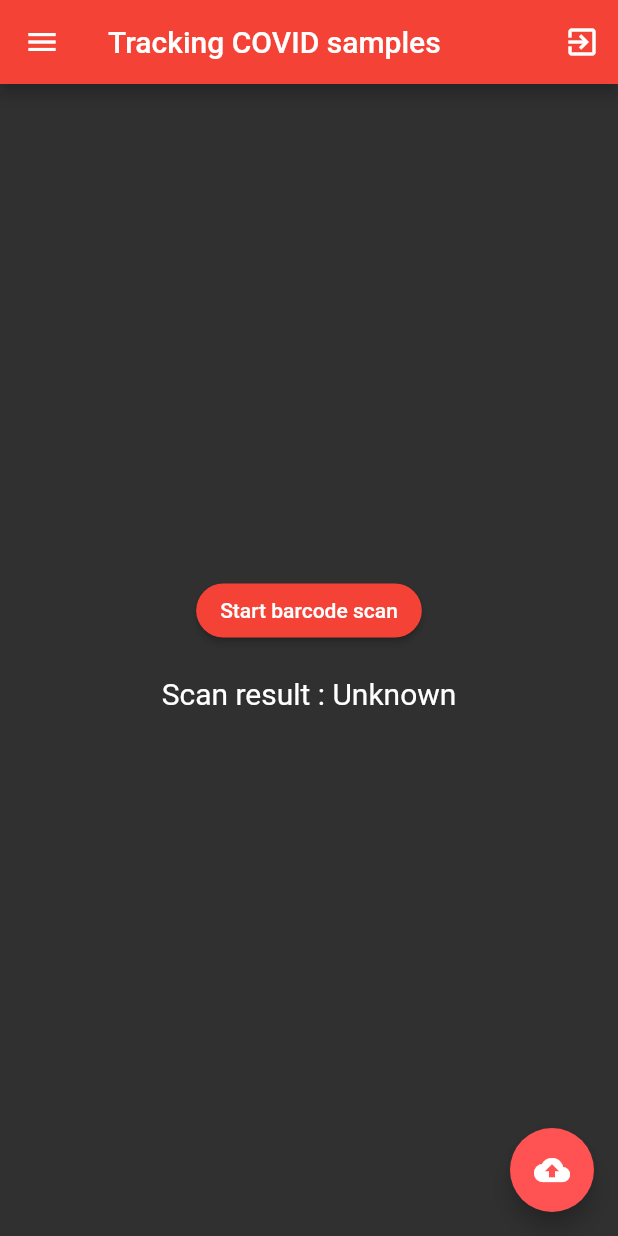
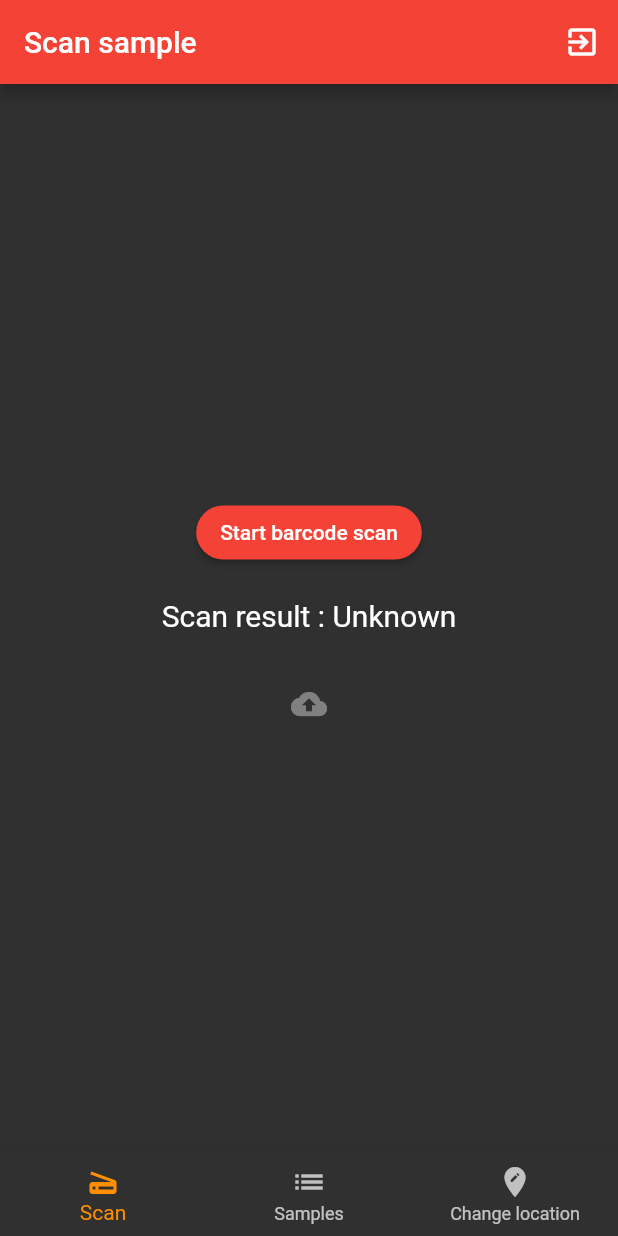
Before and after one commit to miketsop/HelpfulETH-TrackingCovidSamples, a Flutter app: the screen it shows once a user with an empty profile is signed in, after a tap on the "exit to app" icon, on a phone screen of 412 x 824 dp. Run offline on Flutter 3.47's test engine with Material 2 defaults, Android fonts, the phone set to English and light mode, and no system bars; our stand-ins replace cloud_firestore, firebase_auth; missing offline and left inert: flutter_barcode_scanner; accounts and stored records are empty.

```diff
--- /dev/null
+++ b/lib/providers/labs.dart
@@ -0,0 +1,5 @@
+const List<String> listOfLabs = [
+    'Dermatologisches Klinik',
+    'IKZ',
+    'Depot Centrale'
+  ];
--- a/lib/screens/decision_screen.dart
+++ b/lib/screens/decision_screen.dart
@@ -2,7 +2,7 @@ import 'package:flutter/material.dart';
 import 'package:firebase_auth/firebase_auth.dart';
 
 import './auth_screen.dart';
-import './scan_screen.dart';
+import './main_screen.dart';
 
 class DecisionScreen extends StatelessWidget {
   static const routeName = '/decision-screen';
@@ -17,7 +17,7 @@ class DecisionScreen extends StatelessWidget {
           if (user == null) {
             return AuthScreen();
           }
-          return ScanScreen();
+          return MainScreen();
         } else {
           return Scaffold(
             body: Center(
--- /dev/null
+++ b/lib/screens/main_screen.dart
@@ -0,0 +1,72 @@
+import 'package:flutter/material.dart';
+import 'package:firebase_auth/firebase_auth.dart';
+
+import './samples_screen.dart';
+import './scan_screen.dart';
+import './changeLocation_screen.dart';
+
+class MainScreen extends StatefulWidget {
+  static const routeName = '/main-screen';
+  @override
+  _MainScreenState createState() => _MainScreenState();
+}
+
+class _MainScreenState extends State<MainScreen> {
+  int _selectedIndex = 0;
+
+  List <Map<String, Object>> _pages = [
+    {
+      'page': ScanScreen(),
+      'title': 'Scan sample',
+    },
+    {
+      'page': SamplesScreen(),
+      'title': 'List of samples',
+    },
+    {
+      'page': ChangeLocationScreen(),
+      'title': 'Change location',
+    },
+  ];
+
+  void _onItemTapped(int index) {
+    setState(() {
+      _selectedIndex = index;
+    });
+  }
+
+  @override
+  Widget build(BuildContext context) {
+    return Scaffold(
+      appBar: AppBar(
+        title: Text(_pages[_selectedIndex]['title']),
+        // leading: Icon(Icons.scanner),
+        actions: <Widget>[
+          IconButton(
+            icon: Icon(
+              Icons.exit_to_app,
+            ),
+            onPressed: () {
+              FirebaseAuth.instance.signOut();
+            },
+            tooltip: 'Logout',
+          ),
+        ],
+      ),
+      body: _pages[_selectedIndex]['page'],
+      bottomNavigationBar: BottomNavigationBar(
+        items: const [
+          BottomNavigationBarItem(
+              icon: Icon(Icons.scanner), title: Text('Scan')),
+          BottomNavigationBarItem(
+              icon: Icon(Icons.list), title: Text('Samples')),
+          BottomNavigationBarItem(
+              icon: Icon(Icons.edit_location), title: Text('Change location')),
+        ],
+        currentIndex: _selectedIndex,
+        selectedItemColor: Colors.amber[800],
+        onTap: _onItemTapped,
+      ),
+    );
+  }
+}
--- a/lib/screens/scan_screen.dart
+++ b/lib/screens/scan_screen.dart
@@ -3,14 +3,10 @@ import 'package:flutter/material.dart';
 import 'package:flutter_barcode_scanner/flutter_barcode_scanner.dart';
 import 'package:flutter/services.dart';
 import 'package:cloud_firestore/cloud_firestore.dart';
-import 'package:firebase_auth/firebase_auth.dart';
 import 'package:path_provider/path_provider.dart' as syspaths;
-
-import '../widgets/main_drawer.dart';
 
 class ScanScreen extends StatefulWidget {
   static const routeName = '/scan-screen';
-  String _labName = 'Unknown';
 
   @override
   _ScanScreenState createState() => _ScanScreenState();
@@ -19,7 +15,7 @@ class ScanScreen extends StatefulWidget {
 class _ScanScreenState extends State<ScanScreen> {
   String _scanBarcode = 'Unknown';
   var _isUploading = false;
-  int _selectedIndex = 0;
+  String _labname = 'Unknown';
 
   Future<void> scanQR() async {
     String barcodeScanRes;
@@ -69,10 +65,10 @@ class _ScanScreenState extends State<ScanScreen> {
     });
     final appDir = await syspaths.getApplicationDocumentsDirectory();
     final filehandler = File('${appDir.path}/Lab.txt');
-    widget._labName = await filehandler.readAsString();
+    _labname = await filehandler.readAsString();
     await Firestore.instance.collection('samples').add({
       'barcodeText': _scanBarcode,
-      'labName': widget._labName,
+      'labName': _labname,
       'timestamp': DateTime.now().toIso8601String(),
     });
     setState(() {
@@ -82,24 +78,7 @@ class _ScanScreenState extends State<ScanScreen> {
 
   @override
   Widget build(BuildContext context) {
-    return Scaffold(
-      appBar: AppBar(
-        title: const Text('Tracking COVID samples'),
-        // leading: Icon(Icons.scanner),
-        actions: <Widget>[
-          IconButton(
-            icon: Icon(
-              Icons.exit_to_app,
-            ),
-            onPressed: () {
-              FirebaseAuth.instance.signOut();
-            },
-            tooltip: 'Logout',
-          ),
-        ],
-      ),
-      drawer: MainDrawer(),
-      body: Container(
+    return Container(
       alignment: Alignment.center,
       child: Flex(
         direction: Axis.vertical,
@@ -111,10 +90,6 @@ class _ScanScreenState extends State<ScanScreen> {
               onPressed: () => scanBarcodeNormal(),
               child: Text("Start barcode scan"),
             ),
-            // RaisedButton(
-            //   onPressed: () => scanQR(),
-            //   child: Text("Start QR scan"),
-            // ),
           SizedBox(
             height: 20,
           ),
@@ -122,20 +97,16 @@ class _ScanScreenState extends State<ScanScreen> {
             'Scan result : $_scanBarcode\n',
             style: TextStyle(fontSize: 20),
           ),
-          ],
-        ),
-      ),
-      floatingActionButton: FloatingActionButton(
-        onPressed:
-            (_isUploading ||
+          IconButton(
+            icon: Icon(Icons.cloud_upload),
+            onPressed: (_isUploading ||
                     _scanBarcode.trim().isEmpty ||
                     _scanBarcode.contains('Unknown') ||
                     _scanBarcode.contains('-1'))
                 ? null
-                :
-            () => _uploadSample(context),
-        child: const Icon(Icons.cloud_upload),
-        tooltip: 'Upload sample',
+                : () => _uploadSample(context),
+          ),
+        ],
       ),
     );
   }
--- a/lib/widgets/auth/auth_form.dart
+++ b/lib/widgets/auth/auth_form.dart
@@ -1,6 +1,7 @@
 import 'package:flutter/material.dart';
 import 'dart:io';
 import 'package:path_provider/path_provider.dart' as syspaths;
+import '../../providers/labs.dart';
 
 class AuthForm extends StatefulWidget {
   final void Function(String email, String password, BuildContext ctx) submitFn;
@@ -19,7 +20,7 @@ class _AuthFormState extends State<AuthForm> {
   var _userEmail = '';
   var _userPassword = '';
 
-  List<String> listOfLabs = ['Lab1', 'Lab2', 'Lab3'];
+  // List<String> listOfLabs = ['Lab1', 'Lab2', 'Lab3'];
   var _labName = '';
 
   void _trySubmit() async {
@@ -90,10 +91,17 @@ class _AuthFormState extends State<AuthForm> {
                     },
                   ),
                   SizedBox(height: 12),
-                  Row(
-                    mainAxisAlignment: MainAxisAlignment.spaceAround,
+                  Flex(
+                    direction: Axis.horizontal,
                     children: <Widget>[
-                      Card(child: Text('Please select your location'),),
+                      Card(
+                        child: Text(
+                          'Please select your location',
+                          textAlign: TextAlign.left,
+                        ),
+                      ),
+                    ],
+                  ),
                   DropdownButton<String>(
                     value: _labName.isEmpty ? null : _labName,
                     icon: Icon(Icons.arrow_downward),
@@ -115,8 +123,6 @@ class _AuthFormState extends State<AuthForm> {
                         child: Text(value),
                       );
                     }).toList(),
-                      )
-                    ],
                   ),
                   if (widget.isLoading) CircularProgressIndicator(),
                   if (!widget.isLoading)
```
Also changed, not shown: lib/screens/changeLocation_screen.dart (added, +92 -0 lines), lib/widgets/flutter_barcode_scanner.dart (deleted, +0 -78 lines). Lines whose indentation alone changed are shown as unchanged.
